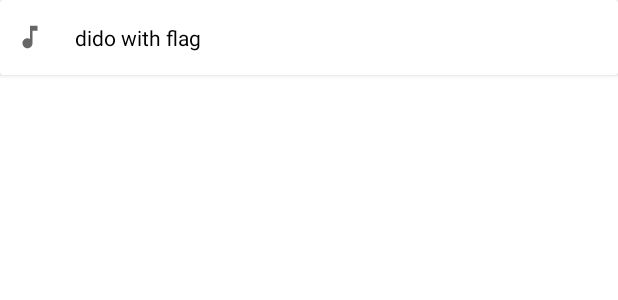
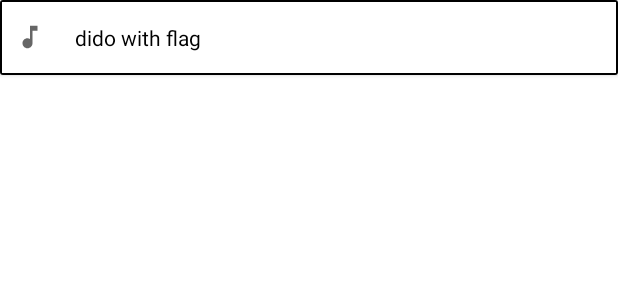
Before and after one commit to letz0703/mp3, an Android app: the layout card_music.xml on its own in the app's theme, with its tools: preview values and no code run, on a phone screen of 412 x 824 dp. Shown: the top 300 px of the screen. Run offline under Robolectric (Android 15) with nearby library versions, the phone set to English and light mode, and no system bars.

Commit message:
card_music.xml & its background

```diff
--- /dev/null
+++ b/app/src/main/res/drawable/background_card_view.xml
@@ -0,0 +1,4 @@
+<?xml version="1.0" encoding="utf-8"?>
+<shape xmlns:android="http://schemas.android.com/apk/res/android">
+    <stroke android:width="1dp" />
+</shape>
--- a/app/src/main/res/layout/card_music.xml
+++ b/app/src/main/res/layout/card_music.xml
@@ -14,7 +14,8 @@
         <LinearLayout
                 android:orientation="horizontal"
                 android:layout_width="match_parent"
-                android:layout_height="match_parent">
+                android:layout_height="match_parent"
+                android:background="@drawable/background_card_view">
 
             <ImageView
                     android:layout_width="20dp"
```
